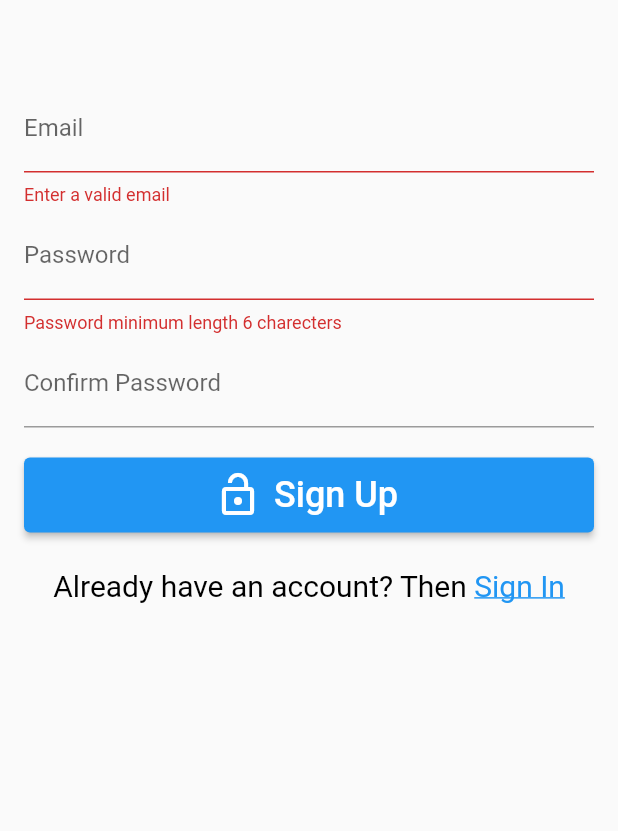
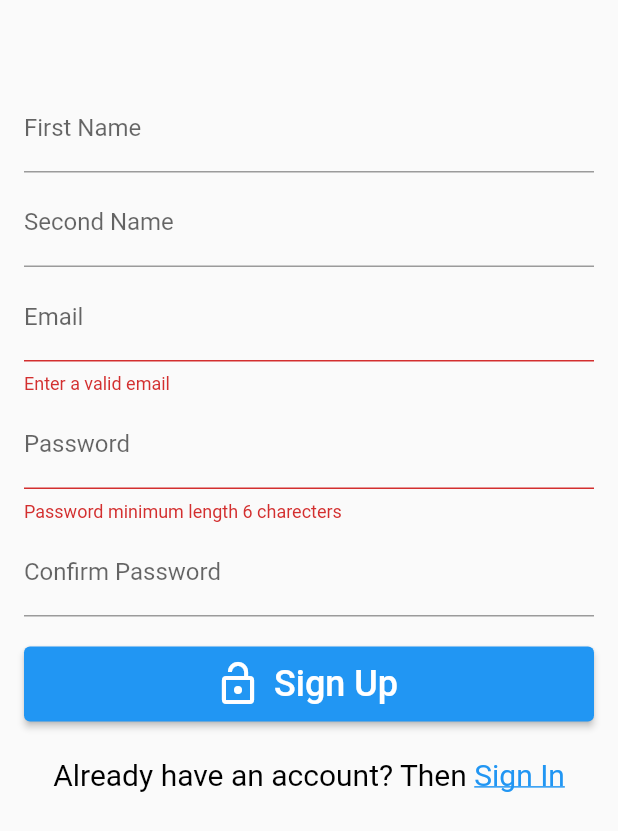
Before and after one commit to GemperC/Dronebag, a Flutter app: the SignUpWidget widget shown alone on an empty page, opened directly with empty values, after a tap on "Sign Up", on a phone screen of 412 x 824 dp. Shown: the top 831 px of the screen. Run offline on Flutter 3.47's test engine with Material 2 defaults, Android fonts, the phone set to English and light mode, and no system bars; our stand-ins replace cloud_firestore, email_validator, firebase_auth, firebase_core, font_awesome_flutter; accounts and stored records are empty; network calls fail.

Commit message:
add first and last name for users

```diff
--- a/lib/models/group.dart
+++ b/lib/models/group.dart
@@ -1,3 +1,5 @@
+import 'package:cloud_firestore/cloud_firestore.dart';
+
 class Group {
   String id;
   final String groupName;
@@ -11,4 +13,13 @@ class Group {
         'id': id,
         'Group Name': groupName,
       };
+
+
+    Future createGroup(Group group) async {
+      final docGroup = FirebaseFirestore.instance.collection('groups').doc();
+      group.id = docGroup.id;
+
+      final json = group.toJson();
+      await docGroup.set(json);
+  }
 }
--- a/lib/models/user.dart
+++ b/lib/models/user.dart
@@ -1,17 +1,30 @@
-class User {
+import 'package:cloud_firestore/cloud_firestore.dart';
+
+class UserData {
   String id;
   final String firstName;
   final String secondName;
+  final String email;
 
-  User({
+  UserData({
     this.id = '',
     required this.firstName,
     required this.secondName,
+    required this.email,
   });
 
   Map<String, dynamic> toJson() => {
         'id': id,
         'First Name': firstName,
         'Second Name': secondName,
+        'Email': email,
       };
+
+  Future createUser(UserData user) async {
+    final docUser = FirebaseFirestore.instance.collection('users').doc();
+    user.id = docUser.id;
+
+    final json = user.toJson();
+    await docUser.set(json);
+  }
 }
--- a/lib/screens/create_group.dart
+++ b/lib/screens/create_group.dart
@@ -34,7 +34,7 @@ class _CreateGroupPageState extends State<CreateGroupPage> {
                   final group = Group(
                     groupName: groupNameController.text,
                   );
-                  createGroup(group);
+                  group.createGroup(group);
                   Navigator.pop(context);
                 },
                 child: Text(
@@ -49,12 +49,4 @@ class _CreateGroupPageState extends State<CreateGroupPage> {
         labelText: label,
         border: OutlineInputBorder(),
       );
-
-  Future createGroup(Group group) async {
-    final docGroup = FirebaseFirestore.instance.collection('groups').doc();
-    group.id = docGroup.id;
-
-    final json = group.toJson();
-    await docGroup.set(json);
-  }
 }
--- a/lib/screens/sighup_widget.dart
+++ b/lib/screens/sighup_widget.dart
@@ -5,6 +5,7 @@ import 'package:firebase_auth/firebase_auth.dart';
 import 'package:flutter/gestures.dart';
 import 'package:flutter/material.dart';
 import 'package:dronebag/main.dart';
+import 'package:dronebag/models/user.dart';
 
 class SignUpWidget extends StatefulWidget {
   final VoidCallback onClickedSignIn;
@@ -18,6 +19,8 @@ class SignUpWidget extends StatefulWidget {
 }
 
 class _SignUpWidgetState extends State<SignUpWidget> {
+  final firstNameController = TextEditingController();
+  final secondNameController = TextEditingController();
   final formKey = GlobalKey<FormState>();
   final emailController = TextEditingController();
   final passwordController = TextEditingController();
@@ -40,6 +43,22 @@ class _SignUpWidgetState extends State<SignUpWidget> {
             mainAxisAlignment: MainAxisAlignment.center,
             children: [
               SizedBox(height: 40),
+              TextFormField(
+                controller: firstNameController,
+                cursorColor: Colors.white,
+                textInputAction: TextInputAction.next,
+                decoration: InputDecoration(labelText: 'First Name'),
+                autovalidateMode: AutovalidateMode.onUserInteraction,
+              ),
+              SizedBox(height: 4),
+              TextFormField(
+                controller: secondNameController,
+                cursorColor: Colors.white,
+                textInputAction: TextInputAction.next,
+                decoration: InputDecoration(labelText: 'Second Name'),
+                autovalidateMode: AutovalidateMode.onUserInteraction,
+              ),
+              SizedBox(height: 4),
               TextFormField(
                 controller: emailController,
                 cursorColor: Colors.white,
@@ -71,7 +90,9 @@ class _SignUpWidgetState extends State<SignUpWidget> {
                 decoration: InputDecoration(labelText: 'Confirm Password'),
                 obscureText: true,
                 autovalidateMode: AutovalidateMode.onUserInteraction,
-                validator: (value) => value != null && passwordController.text != confirmpasswordController.text
+                validator: (value) => value != null &&
+                        passwordController.text !=
+                            confirmpasswordController.text
                     ? 'Passwords do not match'
                     : null,
               ),
@@ -118,13 +139,17 @@ class _SignUpWidgetState extends State<SignUpWidget> {
         email: emailController.text.trim(),
         password: passwordController.text.trim(),
       );
+      final user = UserData(
+        firstName: firstNameController.text.trim(),
+        secondName: secondNameController.text.trim(),
+        email: emailController.text,
+      );
+      user.createUser(user);
+
     } on FirebaseAuthException catch (e) {
       print(e);
 
-
       Utils.showSnackBar(e.message);
-
-
     }
     // Navigator.of(context) not working!
     navigatorKey.currentState!.popUntil((route) => route.isFirst);
```
